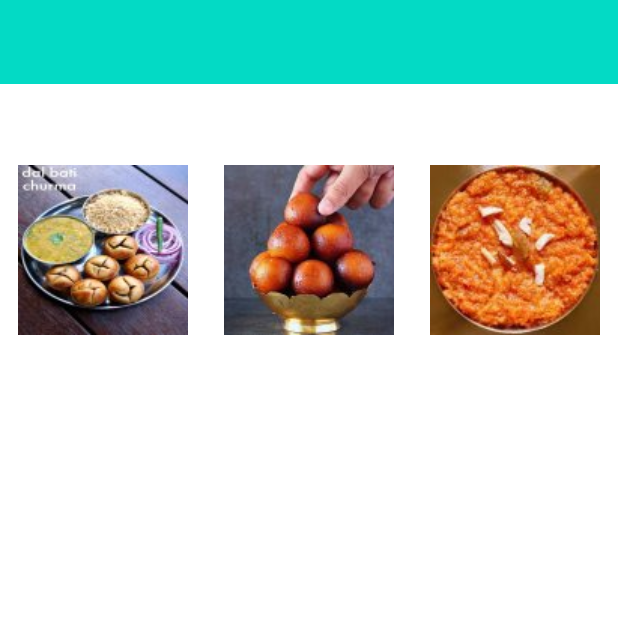
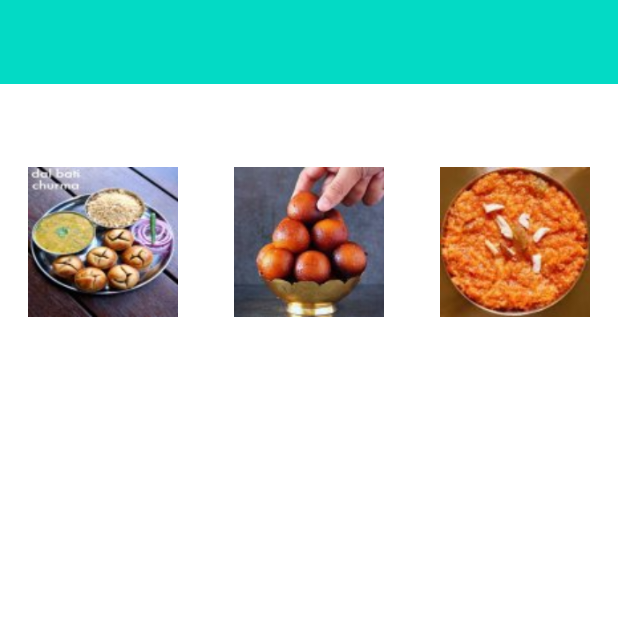
Before and after one commit to Kanharajput/GridLayout, an Android app: the screen it shows after launch (MainActivity), on a phone screen of 412 x 824 dp, the top half of it. Run offline under Robolectric (Android 15) with nearby library versions, the phone set to English and light mode, and no system bars.

Commit message:
Grid layout set

```diff
--- a/app/src/main/res/layout/activity_main.xml
+++ b/app/src/main/res/layout/activity_main.xml
@@ -20,26 +20,30 @@
         android:rowCount="1"
         android:useDefaultMargins="true">
 
+        <!--work with odp width and fixed height otherwise images are not visible-->
         <ImageView
             android:id="@+id/dal_bati"
-            android:layout_width="wrap_content"
-            android:layout_height="wrap_content"
+            android:layout_width="0dp"
+            android:layout_height="100dp"
             android:layout_columnWeight="1"
-            app:srcCompat="@drawable/dal_bati" />
+            android:layout_margin="5dp"
+            android:src="@drawable/dal_bati" />
 
         <ImageView
             android:id="@+id/gulab_jamun"
-            android:layout_width="wrap_content"
-            android:layout_height="wrap_content"
+            android:layout_width="0dp"
+            android:layout_height="100dp"
             android:layout_columnWeight="1"
-            app:srcCompat="@drawable/gulab_jamun" />
+            android:layout_margin="5dp"
+            android:src="@drawable/gulab_jamun" />
 
         <ImageView
             android:id="@+id/gajar_halwa"
-            android:layout_width="wrap_content"
-            android:layout_height="wrap_content"
+            android:layout_width="0dp"
+            android:layout_height="100dp"
             android:layout_columnWeight="1"
-            app:srcCompat="@drawable/gajar_halwa" />
+            android:layout_margin="5dp"
+            android:src="@drawable/gajar_halwa" />
 
     </GridLayout>
 </RelativeLayout>
```
